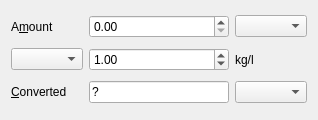
First picture: the form in anymeal/converter_window.ui, repository wedesoft/anymeal, before the edit.
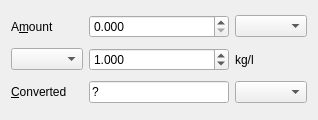
Second picture: the form after the edit.

Patch:
```diff
--- a/anymeal/converter_window.ui
+++ b/anymeal/converter_window.ui
@@ -26,6 +26,9 @@
    </item>
    <item row="0" column="1">
     <widget class="QDoubleSpinBox" name="source_amount_spin">
+     <property name="decimals">
+      <number>3</number>
+     </property>
      <property name="maximum">
       <double>999.899999999999977</double>
      </property>
@@ -36,6 +39,9 @@
    </item>
    <item row="1" column="1">
     <widget class="QDoubleSpinBox" name="density_spin">
+     <property name="decimals">
+      <number>3</number>
+     </property>
      <property name="value">
       <double>1.000000000000000</double>
      </property>
```
